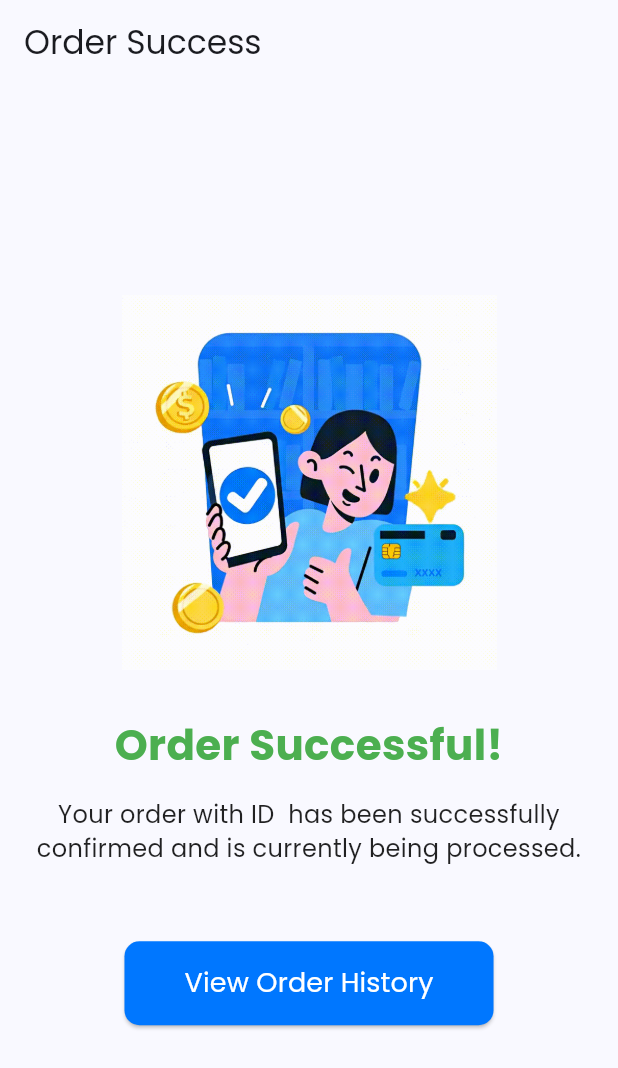
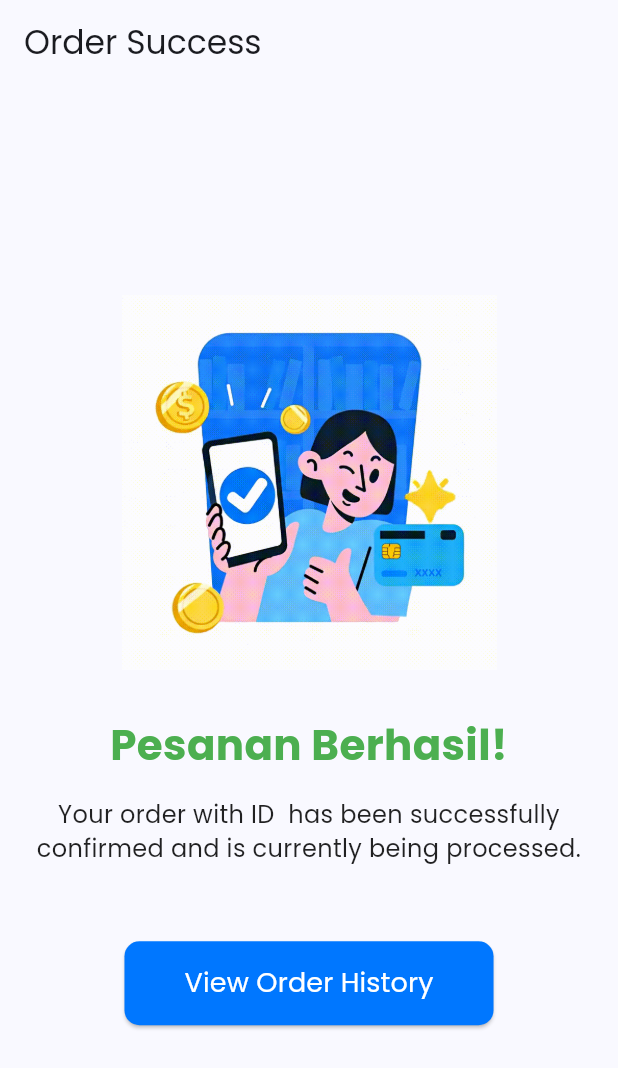
Before and after one commit to Darrell30/Food-Delivery-App, a Flutter app: the OrderSuccessScreen screen opened directly with empty values, on a phone screen of 412 x 824 dp. Shown: the top 1068 px of the screen. Run offline on Flutter 3.47's test engine with Material 3 defaults, Android fonts, the light colour scheme and no system bars; our stand-ins replace geocoding, geolocator, google_maps_flutter, image_picker, shared_preferences; accounts and stored records are empty.

Commit message:
Update order_success_screen.dart
ubah bahasa

```diff
--- a/lib/screens/order_success_screen.dart
+++ b/lib/screens/order_success_screen.dart
@@ -32,7 +32,7 @@ class OrderSuccessScreen extends StatelessWidget {
 
               const SizedBox(height: 30),
               const Text(
-                'Order Successful!',
+                'Pesanan Berhasil!',
                 style: TextStyle(
                   fontSize: 28,
                   fontWeight: FontWeight.bold,
```
